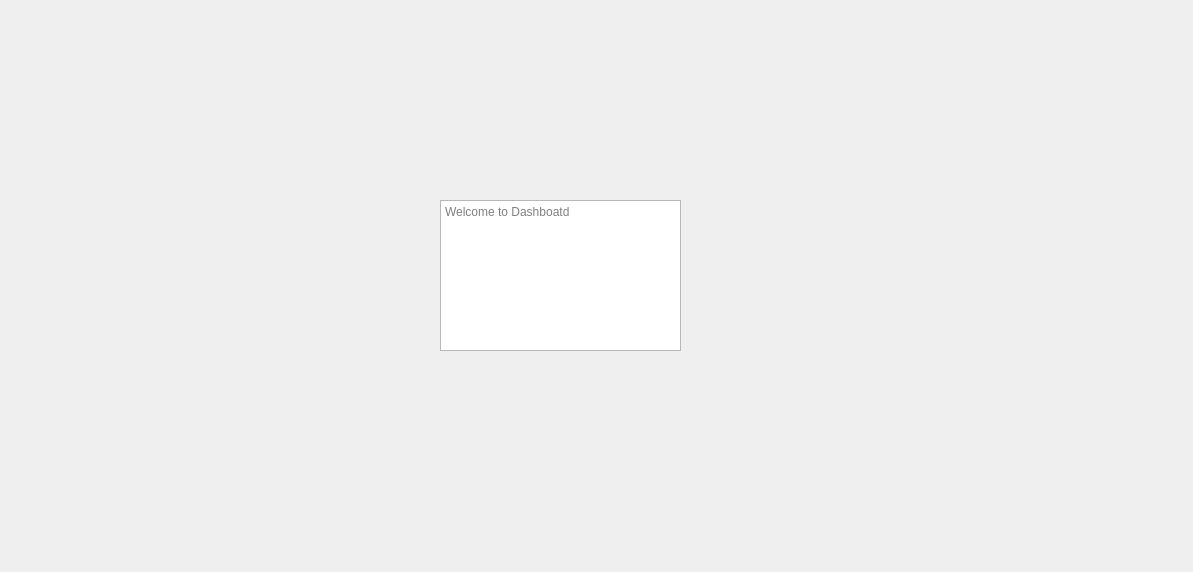
This is Client/CampusFeedClient/DashboardPage.ui in RiddhamAcharya/CampusFeed as Qt 5 draws it before an edit. The edited form follows.
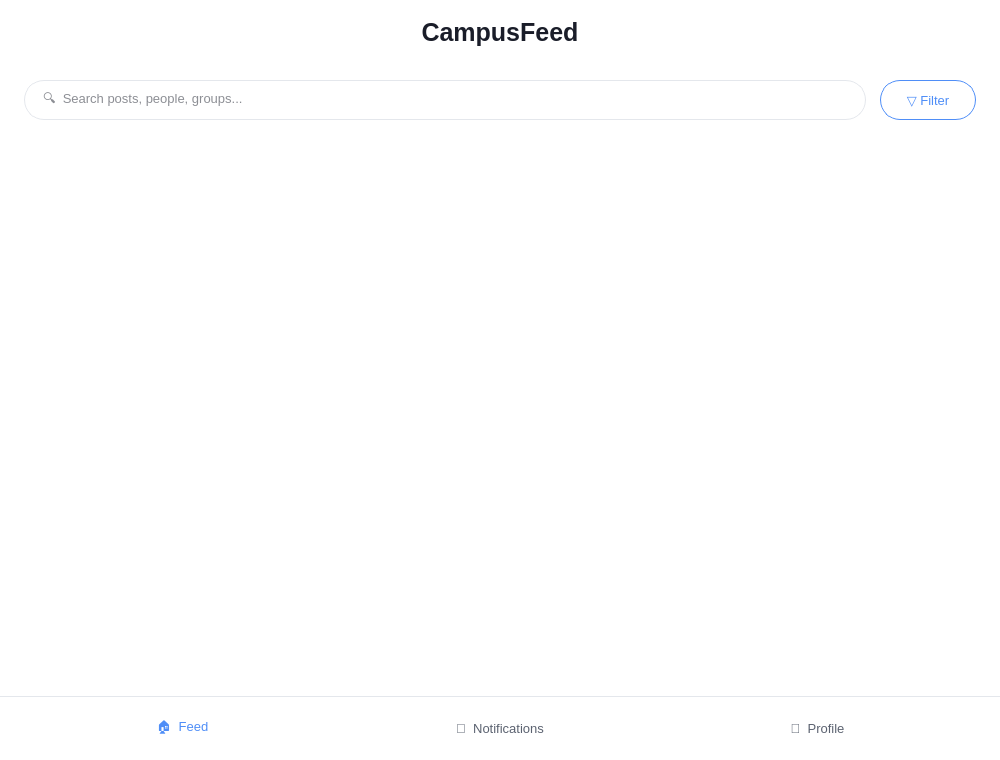
This is the edited form.

Commit message: Adding Dashboard Page, EventCard

```diff
--- a/Client/CampusFeedClient/DashboardPage.ui
+++ b/Client/CampusFeedClient/DashboardPage.ui
@@ -6,26 +6,468 @@
    <rect>
     <x>0</x>
     <y>0</y>
-    <width>1193</width>
-    <height>572</height>
+    <width>1000</width>
+    <height>760</height>
    </rect>
   </property>
   <property name="windowTitle">
    <string>Form</string>
   </property>
-  <widget class="QPlainTextEdit" name="plainTextEdit">
-   <property name="geometry">
-    <rect>
-     <x>440</x>
-     <y>200</y>
-     <width>241</width>
-     <height>151</height>
-    </rect>
+  <property name="autoFillBackground">
+   <bool>true</bool>
+  </property>
+  <property name="styleSheet">
+   <string notr="true">QWidget#DashBoardPage {
+    background-color: #FFFFFF;
+}</string>
+  </property>
+  <layout class="QVBoxLayout" name="mainVerticalLayout">
+   <property name="spacing">
+    <number>16</number>
    </property>
-   <property name="placeholderText">
-    <string>Welcome to Dashboatd</string>
+   <property name="leftMargin">
+    <number>0</number>
    </property>
-  </widget>
+   <property name="topMargin">
+    <number>0</number>
+   </property>
+   <property name="rightMargin">
+    <number>0</number>
+   </property>
+   <property name="bottomMargin">
+    <number>0</number>
+   </property>
+   <item>
+    <widget class="QWidget" name="headerWidget" native="true">
+     <property name="minimumSize">
+      <size>
+       <width>0</width>
+       <height>56</height>
+      </size>
+     </property>
+     <property name="maximumSize">
+      <size>
+       <width>16777215</width>
+       <height>56</height>
+      </size>
+     </property>
+     <property name="styleSheet">
+      <string notr="true">background-color: #FFFFFF; border: none;</string>
+     </property>
+     <layout class="QVBoxLayout" name="headerLayout">
+      <property name="leftMargin">
+       <number>24</number>
+      </property>
+      <property name="topMargin">
+       <number>16</number>
+      </property>
+      <property name="rightMargin">
+       <number>24</number>
+      </property>
+      <property name="bottomMargin">
+       <number>8</number>
+      </property>
+      <item>
+       <widget class="QLabel" name="titleLabel">
+        <property name="font">
+         <font>
+          <family>Segoe UI</family>
+          <pointsize>19</pointsize>
+          <bold>true</bold>
+         </font>
+        </property>
+        <property name="styleSheet">
+         <string notr="true">color: #1A1D29; background-color: transparent; border: none;</string>
+        </property>
+        <property name="text">
+         <string>CampusFeed</string>
+        </property>
+        <property name="alignment">
+         <set>Qt::AlignCenter</set>
+        </property>
+       </widget>
+      </item>
+     </layout>
+    </widget>
+   </item>
+   <item>
+    <widget class="QWidget" name="searchSectionWidget" native="true">
+     <property name="minimumSize">
+      <size>
+       <width>0</width>
+       <height>64</height>
+      </size>
+     </property>
+     <property name="maximumSize">
+      <size>
+       <width>16777215</width>
+       <height>64</height>
+      </size>
+     </property>
+     <property name="styleSheet">
+      <string notr="true">background-color: #FFFFFF; border: none;</string>
+     </property>
+     <layout class="QHBoxLayout" name="searchSectionLayout">
+      <property name="spacing">
+       <number>14</number>
+      </property>
+      <property name="leftMargin">
+       <number>24</number>
+      </property>
+      <property name="topMargin">
+       <number>8</number>
+      </property>
+      <property name="rightMargin">
+       <number>24</number>
+      </property>
+      <property name="bottomMargin">
+       <number>16</number>
+      </property>
+      <item>
+       <widget class="QLineEdit" name="searchLineEdit">
+        <property name="minimumSize">
+         <size>
+          <width>0</width>
+          <height>40</height>
+         </size>
+        </property>
+        <property name="maximumSize">
+         <size>
+          <width>16777215</width>
+          <height>40</height>
+         </size>
+        </property>
+        <property name="font">
+         <font>
+          <family>Segoe UI</family>
+          <pointsize>10</pointsize>
+         </font>
+        </property>
+        <property name="styleSheet">
+         <string notr="true">QLineEdit {
+    border: 1px solid #E4E7EC;
+    border-radius: 20px;
+    padding-left: 16px;
+    padding-right: 14px;
+    background-color: #FFFFFF;
+    color: #1A1D29;
+}
+QLineEdit:focus {
+    border: 1px solid #4F8EF7;
+}</string>
+        </property>
+        <property name="placeholderText">
+         <string>🔍  Search posts, people, groups...</string>
+        </property>
+       </widget>
+      </item>
+      <item>
+       <widget class="QPushButton" name="filterButton">
+        <property name="minimumSize">
+         <size>
+          <width>96</width>
+          <height>40</height>
+         </size>
+        </property>
+        <property name="maximumSize">
+         <size>
+          <width>96</width>
+          <height>40</height>
+         </size>
+        </property>
+        <property name="sizePolicy">
+         <sizepolicy hsizetype="Fixed" vsizetype="Fixed">
+          <horstretch>0</horstretch>
+          <verstretch>0</verstretch>
+         </sizepolicy>
+        </property>
+        <property name="cursor">
+         <cursorShape>PointingHandCursor</cursorShape>
+        </property>
+        <property name="font">
+         <font>
+          <family>Segoe UI</family>
+          <pointsize>10</pointsize>
+         </font>
+        </property>
+        <property name="styleSheet">
+         <string notr="true">QPushButton {
+    border: 1px solid #4F8EF7;
+    border-radius: 20px;
+    background-color: #FFFFFF;
+    color: #4F8EF7;
+}
+QPushButton:hover {
+    background-color: #EAF2FF;
+}
+QPushButton:pressed {
+    background-color: #DCE9FE;
+}</string>
+        </property>
+        <property name="text">
+         <string>▽ Filter</string>
+        </property>
+       </widget>
+      </item>
+     </layout>
+    </widget>
+   </item>
+   <item>
+    <widget class="QScrollArea" name="feedScrollArea">
+     <property name="sizePolicy">
+      <sizepolicy hsizetype="Expanding" vsizetype="Expanding">
+       <horstretch>0</horstretch>
+       <verstretch>1</verstretch>
+      </sizepolicy>
+     </property>
+     <property name="autoFillBackground">
+      <bool>true</bool>
+     </property>
+     <property name="styleSheet">
+      <string notr="true">QScrollArea {
+    background-color: #FFFFFF;
+    border: none;
+}
+QScrollArea > QWidget {
+    background-color: #FFFFFF;
+    border: none;
+}
+QScrollArea > QWidget > QWidget {
+    background-color: #FFFFFF;
+    border: none;
+}
+QAbstractScrollArea::viewport {
+    background-color: #FFFFFF;
+    border: none;
+}
+QScrollBar:vertical {
+    background: transparent;
+    width: 8px;
+    margin: 0px;
+}
+QScrollBar::handle:vertical {
+    background: #D7DCE5;
+    border-radius: 4px;
+    min-height: 24px;
+}
+QScrollBar::handle:vertical:hover {
+    background: #BFC6D2;
+}
+QScrollBar::add-line:vertical, QScrollBar::sub-line:vertical {
+    height: 0px;
+}</string>
+     </property>
+     <property name="frameShape">
+      <enum>QFrame::NoFrame</enum>
+     </property>
+     <property name="verticalScrollBarPolicy">
+      <enum>Qt::ScrollBarAsNeeded</enum>
+     </property>
+     <property name="horizontalScrollBarPolicy">
+      <enum>Qt::ScrollBarAlwaysOff</enum>
+     </property>
+     <property name="widgetResizable">
+      <bool>true</bool>
+     </property>
+     <widget class="QWidget" name="scrollAreaWidgetContents">
+      <property name="geometry">
+       <rect>
+        <x>0</x>
+        <y>0</y>
+        <width>952</width>
+        <height>560</height>
+       </rect>
+      </property>
+      <property name="autoFillBackground">
+       <bool>true</bool>
+      </property>
+      <property name="styleSheet">
+       <string notr="true">background-color: #FFFFFF; border: none;</string>
+      </property>
+      <layout class="QVBoxLayout" name="feedLayout">
+       <property name="spacing">
+        <number>16</number>
+       </property>
+       <property name="leftMargin">
+        <number>24</number>
+       </property>
+       <property name="topMargin">
+        <number>8</number>
+       </property>
+       <property name="rightMargin">
+        <number>24</number>
+       </property>
+       <property name="bottomMargin">
+        <number>16</number>
+       </property>
+      </layout>
+     </widget>
+    </widget>
+   </item>
+   <item>
+    <widget class="QWidget" name="bottomNavWidget" native="true">
+     <property name="minimumSize">
+      <size>
+       <width>0</width>
+       <height>64</height>
+      </size>
+     </property>
+     <property name="maximumSize">
+      <size>
+       <width>16777215</width>
+       <height>64</height>
+      </size>
+     </property>
+     <property name="styleSheet">
+      <string notr="true">QWidget#bottomNavWidget {
+    background-color: #FFFFFF;
+    border: none;
+    border-top: 1px solid #E4E7EC;
+}</string>
+     </property>
+     <layout class="QHBoxLayout" name="bottomNavLayout">
+      <property name="spacing">
+       <number>0</number>
+      </property>
+      <property name="leftMargin">
+       <number>24</number>
+      </property>
+      <property name="topMargin">
+       <number>0</number>
+      </property>
+      <property name="rightMargin">
+       <number>24</number>
+      </property>
+      <property name="bottomMargin">
+       <number>0</number>
+      </property>
+      <item>
+       <widget class="QPushButton" name="btnFeed">
+        <property name="sizePolicy">
+         <sizepolicy hsizetype="Expanding" vsizetype="Expanding">
+          <horstretch>1</horstretch>
+          <verstretch>0</verstretch>
+         </sizepolicy>
+        </property>
+        <property name="minimumSize">
+         <size>
+          <width>0</width>
+          <height>64</height>
+         </size>
+        </property>
+        <property name="cursor">
+         <cursorShape>PointingHandCursor</cursorShape>
+        </property>
+        <property name="font">
+         <font>
+          <family>Segoe UI</family>
+          <pointsize>10</pointsize>
+         </font>
+        </property>
+        <property name="styleSheet">
+         <string notr="true">QPushButton {
+    background-color: transparent;
+    color: #4F8EF7;
+    border: none;
+}
+QPushButton:hover {
+    background-color: #F5F8FF;
+}</string>
+        </property>
+        <property name="text">
+         <string>🏠  Feed</string>
+        </property>
+        <property name="flat">
+         <bool>true</bool>
+        </property>
+       </widget>
+      </item>
+      <item>
+       <widget class="QPushButton" name="btnNotifications">
+        <property name="sizePolicy">
+         <sizepolicy hsizetype="Expanding" vsizetype="Expanding">
+          <horstretch>1</horstretch>
+          <verstretch>0</verstretch>
+         </sizepolicy>
+        </property>
+        <property name="minimumSize">
+         <size>
+          <width>0</width>
+          <height>64</height>
+         </size>
+        </property>
+        <property name="cursor">
+         <cursorShape>PointingHandCursor</cursorShape>
+        </property>
+        <property name="font">
+         <font>
+          <family>Segoe UI</family>
+          <pointsize>10</pointsize>
+         </font>
+        </property>
+        <property name="styleSheet">
+         <string notr="true">QPushButton {
+    background-color: transparent;
+    color: #5B6270;
+    border: none;
+}
+QPushButton:hover {
+    background-color: #F5F6F8;
+}</string>
+        </property>
+        <property name="text">
+         <string>🔔  Notifications</string>
+        </property>
+        <property name="flat">
+         <bool>true</bool>
+        </property>
+       </widget>
+      </item>
+      <item>
+       <widget class="QPushButton" name="btnProfile">
+        <property name="sizePolicy">
+         <sizepolicy hsizetype="Expanding" vsizetype="Expanding">
+          <horstretch>1</horstretch>
+          <verstretch>0</verstretch>
+         </sizepolicy>
+        </property>
+        <property name="minimumSize">
+         <size>
+          <width>0</width>
+          <height>64</height>
+         </size>
+        </property>
+        <property name="cursor">
+         <cursorShape>PointingHandCursor</cursorShape>
+        </property>
+        <property name="font">
+         <font>
+          <family>Segoe UI</family>
+          <pointsize>10</pointsize>
+         </font>
+        </property>
+        <property name="styleSheet">
+         <string notr="true">QPushButton {
+    background-color: transparent;
+    color: #5B6270;
+    border: none;
+}
+QPushButton:hover {
+    background-color: #F5F6F8;
+}</string>
+        </property>
+        <property name="text">
+         <string>👤  Profile</string>
+        </property>
+        <property name="flat">
+         <bool>true</bool>
+        </property>
+       </widget>
+      </item>
+     </layout>
+    </widget>
+   </item>
+  </layout>
  </widget>
  <resources/>
  <connections/>
```
Left out of the diff: 2 changed lines with no effect on the pictures. The commit also changes 17 other files.
